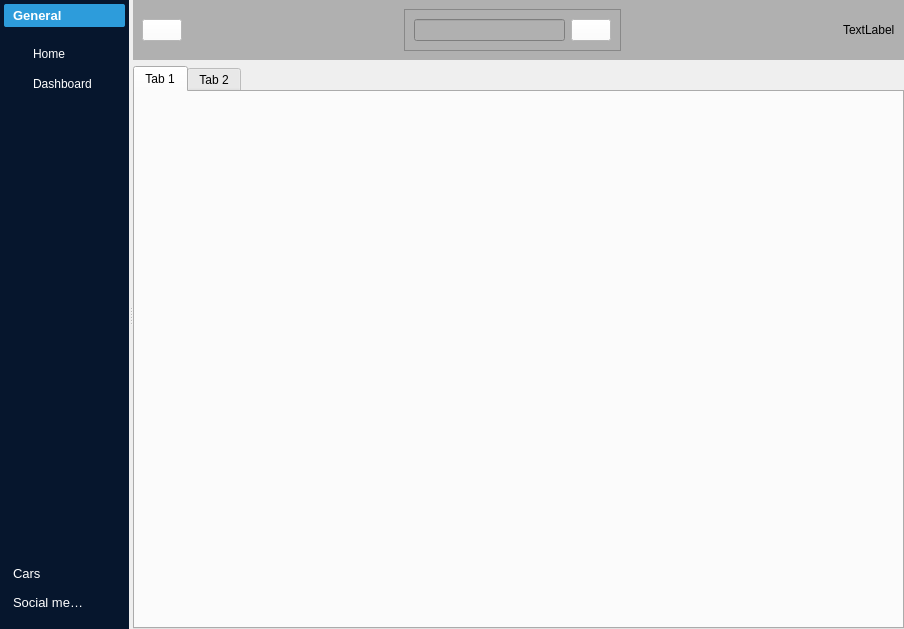
Before: the Qt Designer form ui/Menu.ui in NataCher/Dat-Back, drawn with Qt 5.
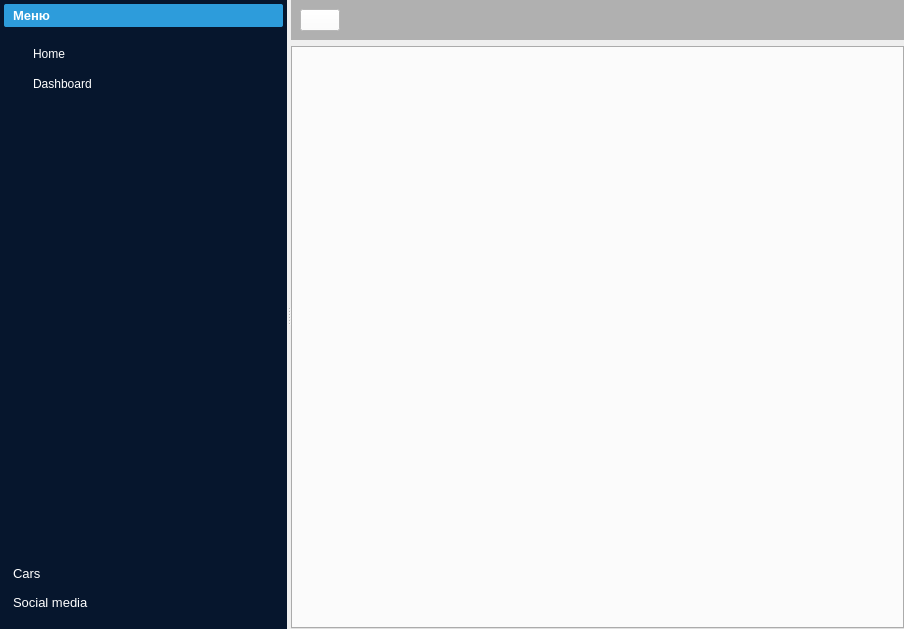
After: the same form once the commit is applied. Icons and pictures are not drawn.

Diff of the .ui file:
```diff
--- a/ui/Menu.ui
+++ b/ui/Menu.ui
@@ -113,7 +113,7 @@
              <normaloff>:/icons/icons/Navigation-Menu.svg</normaloff>:/icons/icons/Navigation-Menu.svg</iconset>
            </attribute>
            <attribute name="label">
-            <string>General</string>
+            <string>Меню</string>
            </attribute>
            <layout class="QVBoxLayout" name="verticalLayout">
             <item>
@@ -289,16 +289,9 @@
           <property name="currentIndex">
            <number>0</number>
           </property>
-          <widget class="QWidget" name="tab">
-           <attribute name="title">
-            <string>Tab 1</string>
-           </attribute>
-          </widget>
-          <widget class="QWidget" name="tab_2">
-           <attribute name="title">
-            <string>Tab 2</string>
-           </attribute>
-          </widget>
+          <property name="tabsClosable">
+           <bool>true</bool>
+          </property>
          </widget>
         </item>
         <item row="0" column="0">
@@ -328,48 +321,6 @@
              </property>
             </widget>
            </item>
-           <item>
-            <spacer name="horizontalSpacer">
-             <property name="orientation">
-              <enum>Qt::Horizontal</enum>
-             </property>
-             <property name="sizeHint" stdset="0">
-              <size>
-               <width>167</width>
-               <height>20</height>
-              </size>
-             </property>
-            </spacer>
-           </item>
-           <item>
-            <widget class="QFrame" name="search_frame">
-             <property name="frameShape">
-              <enum>QFrame::StyledPanel</enum>
-             </property>
-             <property name="frameShadow">
-              <enum>QFrame::Raised</enum>
-             </property>
-             <layout class="QHBoxLayout" name="horizontalLayout_2">
-              <item>
-               <widget class="QLineEdit" name="lineEdit"/>
-              </item>
-              <item>
-               <widget class="QPushButton" name="pushButton_9">
-                <property name="styleSheet">
-                 <string notr="true">background-color: rgb(255, 255, 255);</string>
-                </property>
-                <property name="text">
-                 <string/>
-                </property>
-                <property name="icon">
-                 <iconset resource="../static/resource.qrc">
-                  <normaloff>:/icons/icons/Search-Circle--Streamline-Ultimate.svg</normaloff>:/icons/icons/Search-Circle--Streamline-Ultimate.svg</iconset>
-                </property>
-               </widget>
-              </item>
-             </layout>
-            </widget>
-           </item>
            <item>
             <spacer name="horizontalSpacer_2">
              <property name="orientation">
@@ -383,13 +334,6 @@
              </property>
             </spacer>
            </item>
-           <item>
-            <widget class="QLabel" name="userlabel">
-             <property name="text">
-              <string>TextLabel</string>
-             </property>
-            </widget>
-           </item>
           </layout>
          </widget>
         </item>
```
Left out of the diff: 4 changed lines with no effect on the pictures.
